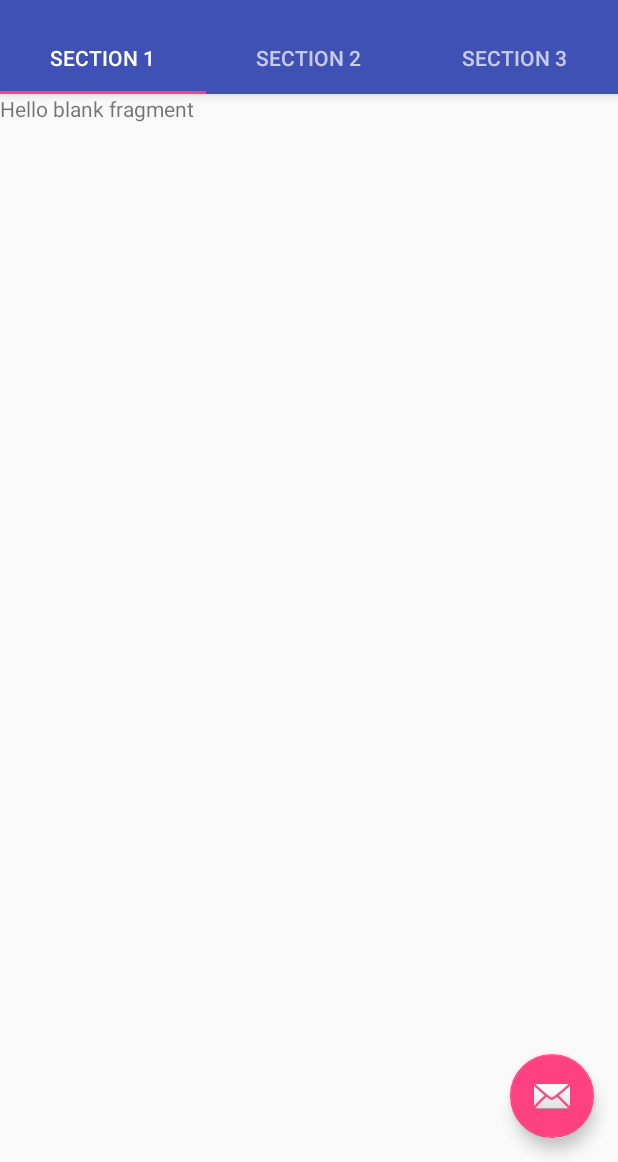
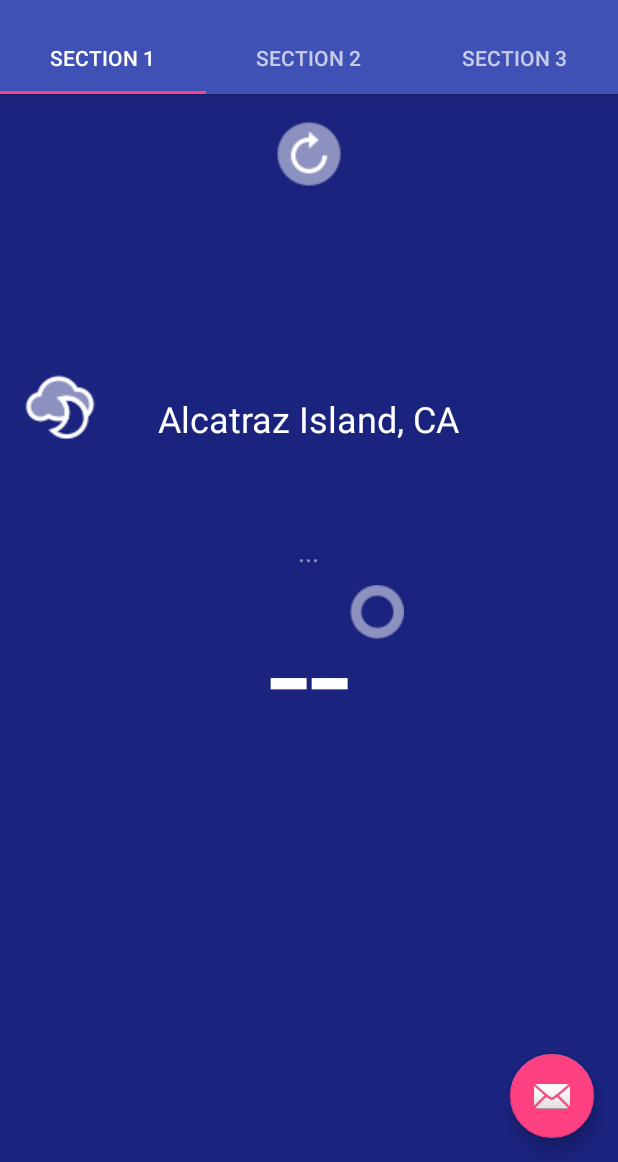
Before and after one commit to vitow/SunnyRainy, an Android app: the screen it shows after launch (MainActivity), on a phone screen of 412 x 824 dp, the part 74-1236 px from its top. Run offline under Robolectric (Android 15) with nearby library versions, the phone set to English and light mode, and no system bars.

Commit message:
UI for first fragment

```diff
--- a/app/src/main/res/layout/fragment_first.xml
+++ b/app/src/main/res/layout/fragment_first.xml
@@ -5,9 +5,74 @@
              tools:context="com.example.tijingwang.sunnyrainy.FirstFragment">
 
     <!-- TODO: Update blank fragment layout -->
-    <TextView
+
+    <RelativeLayout
         android:layout_width="match_parent"
         android:layout_height="match_parent"
-        android:text="@string/hello_blank_fragment"/>
+        android:paddingBottom="@dimen/activity_vertical_margin"
+        android:paddingLeft="@dimen/activity_horizontal_margin"
+        android:paddingRight="@dimen/activity_horizontal_margin"
+        android:paddingTop="@dimen/activity_vertical_margin"
+        android:background="#1A237E">
+
+        <ImageView
+            android:layout_width="wrap_content"
+            android:layout_height="wrap_content"
+            android:id="@+id/refreshImageView"
+            android:layout_alignParentTop="true"
+            android:src="@drawable/refresh"
+            android:layout_centerHorizontal="true"/>
+
+        <TextView
+            android:layout_width="wrap_content"
+            android:layout_height="wrap_content"
+            android:text="Alcatraz Island, CA"
+            android:id="@+id/locationLabel"
+            android:layout_above="@+id/timeLabel"
+            android:layout_centerHorizontal="true"
+            android:layout_marginBottom="60dp"
+            android:textSize="24sp"
+            android:textColor="@android:color/white" />
+
+        <ImageView
+            android:layout_width="wrap_content"
+            android:layout_height="wrap_content"
+            android:id="@+id/iconImageView"
+            android:layout_alignBottom="@+id/locationLabel"
+            android:layout_alignParentLeft="true"
+            android:layout_alignParentStart="true"
+            android:src="@drawable/cloudy_night" />
+
+        <TextView
+            android:layout_width="wrap_content"
+            android:layout_height="wrap_content"
+            android:text="..."
+            android:id="@+id/timeLabel"
+            android:layout_above="@+id/temperatureLabel"
+            android:layout_centerHorizontal="true"
+            android:textColor="#80FFFFFF"
+            android:textSize="18sp" />
+
+
+        <TextView
+            android:layout_width="wrap_content"
+            android:layout_height="wrap_content"
+            android:text="--"
+            android:id="@+id/temperatureLabel"
+            android:layout_centerVertical="true"
+            android:layout_centerHorizontal="true"
+            android:textColor="@android:color/white"
+            android:textSize="100sp" />
+
+        <ImageView
+            android:layout_width="wrap_content"
+            android:layout_height="wrap_content"
+            android:id="@+id/degreeImageView"
+            android:layout_alignTop="@+id/temperatureLabel"
+            android:layout_toRightOf="@+id/temperatureLabel"
+            android:layout_toEndOf="@+id/temperatureLabel"
+            android:src="@drawable/degree"
+            android:layout_marginTop="10dp" />
+    </RelativeLayout>
 
 </FrameLayout>
```
Also changed, not shown: app/src/main/res/drawable/clear_day.png (added), app/src/main/res/drawable/clear_night.png (added), app/src/main/res/drawable/cloudy.png (added), app/src/main/res/drawable/cloudy_night.png (added), app/src/main/res/drawable/degree.png (added), app/src/main/res/drawable/fog.png (added), app/src/main/res/drawable/ic_launcher.png (added), app/src/main/res/drawable/partly_cloudy.png (added), app/src/main/res/drawable/rain.png (added), app/src/main/res/drawable/refresh.png (added), app/src/main/res/drawable/sleet.png (added), app/src/main/res/drawable/snow.png (added), app/src/main/res/drawable/sunny.png (added), app/src/main/res/drawable/wind.png (added).
